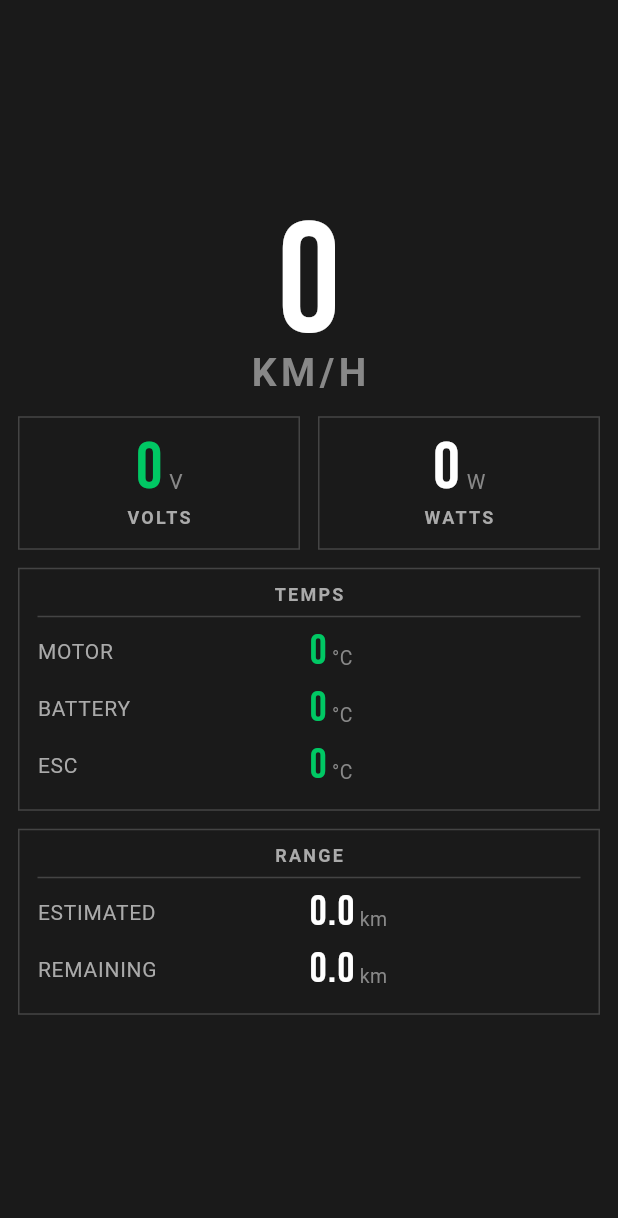
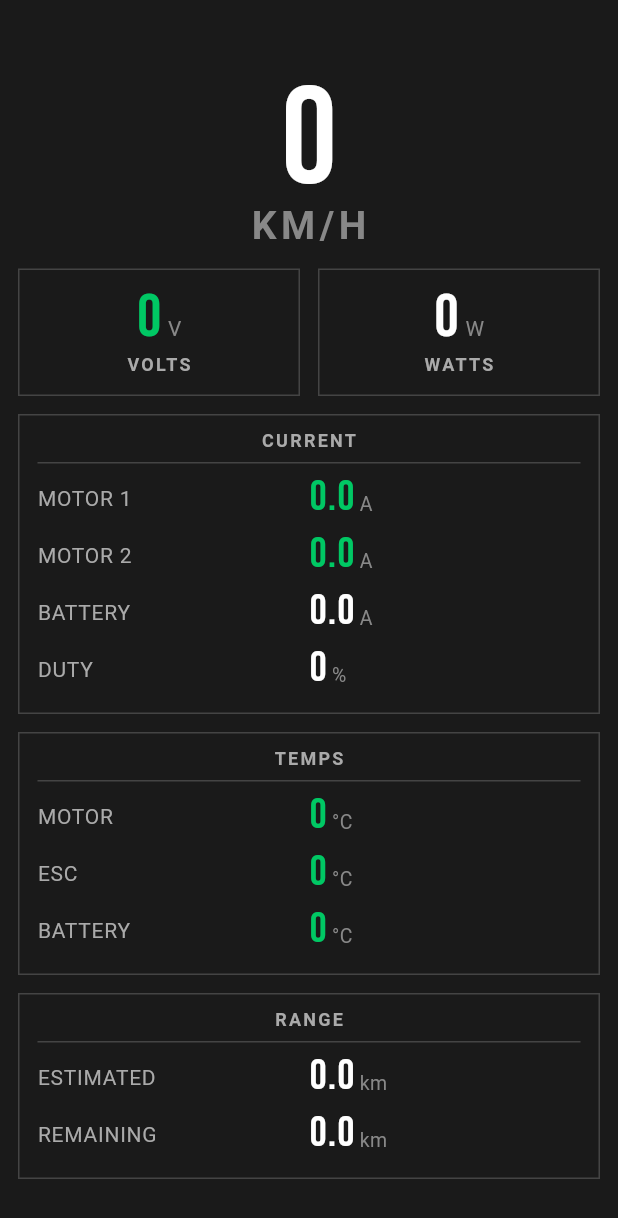
Before and after one commit to joenilan/esk8os_mobile, a Flutter app: the DashView widget shown alone on an empty page, opened directly with empty values, on a phone screen of 412 x 824 dp. Shown: the top 1218 px of the screen. Run offline on Flutter 3.47's test engine with Material 3 defaults, Android fonts, the phone set to English and light mode, and no system bars; our stand-ins replace fl_chart, flutter_blue_plus, flutter_compass, flutter_map, geolocator, google_fonts and 6 more; missing offline and left inert: file_selector, flutter_foreground_task, flutter_overlay_window; accounts and stored records are empty.

Commit message:
refactor(app): decouple nav + DASH = dense safety page + bigger HUD speed
Redesign step 1 (the app was mirroring 10 tiny board pages 1:1, leaving big
empty voids on the tall phone):

- Decouple navigation: app pages independently; stop firing PAGE_SET on every
  swipe (the board self-navigates with its LEFT button). PAGE_SET stays as a
  command for optional remote control.
- DASH is now the detailed "is my board safe?" page: speed + volts/watts, a
  CURRENT section with per-motor (M1/M2) + battery amps colour-coded toward the
  VESC motor-current limit, duty, temps, range. Dense — fills the screen.
- HUD speed given more room (tighter surrounding gaps) so it renders larger.
- PageChrome: top-pad so the floating page title clears top-of-page sections.

Page-count consolidation (fold POWER into DASH, merge MAP+TRIP, SYSTEM->DIAG)
is the next step. Verified DASH on-device via screenshot.

Co-Authored-By: Claude Opus 4.8 <noreply@anthropic.com>
Claude-Session: https://claude.ai/code/session_01SwSRZUHoiVFsKwn9iWAEKd

```diff
--- a/lib/views/dash_view.dart
+++ b/lib/views/dash_view.dart
@@ -3,8 +3,9 @@ import '../ble/esk8os_ble.dart';
 import '../widgets/esk8_theme.dart';
 import '../widgets/esk8_widgets.dart';
 
-/// DASH — mirrors the board's Dash page: TEMPS and RANGE as "fieldset" sections
-/// with label-left / value-right rows.
+/// DASH — the detailed "is my board safe?" page: live per-motor + battery current
+/// (so you can see you're under the configured motor limits), duty, voltage/watts,
+/// temps, and range. The denser companion to the glanceable HUD.
 class DashView extends StatelessWidget {
   final Telemetry? telemetry;
   final BoardSettings? settings;
@@ -14,6 +15,16 @@ class DashView extends StatelessWidget {
   static Color _temp(int c) {
     if (c >= 70) return Esk8Theme.danger;
     if (c >= 55) return Esk8Theme.yellow;
+    return Esk8Theme.green;
+  }
+
+  // Motor current vs the per-VESC limit (default 18 A): green safe, escalating to
+  // red as it approaches/exceeds. Uses abs() so braking (negative) colours too.
+  static Color _amp(double a, {double limit = 18}) {
+    final m = a.abs();
+    if (m >= limit) return Esk8Theme.danger;
+    if (m >= limit * 0.85) return Esk8Theme.orange;
+    if (m >= limit * 0.65) return Esk8Theme.yellow;
     return Esk8Theme.green;
   }
 
@@ -32,23 +43,33 @@ class DashView extends StatelessWidget {
         Column(
           mainAxisSize: MainAxisSize.min,
           children: [
-            SpeedHero(value: t.speed.toStringAsFixed(0), unit: speedUnit, maxSize: 104),
+            SpeedHero(value: t.speed.toStringAsFixed(0), unit: speedUnit, maxSize: 92),
             const SizedBox(height: 10),
             StatRow([
-              StatTile(label: 'Volts', value: t.volts.toStringAsFixed(0), unit: 'V', valueSize: 44, valueColor: Esk8Theme.green),
-              StatTile(label: 'Watts', value: '${t.watts}', unit: 'W', valueSize: 44, valueColor: Esk8Theme.wattsColor(t.watts)),
+              StatTile(label: 'Volts', value: t.volts.toStringAsFixed(0), unit: 'V', valueSize: 40, valueColor: Esk8Theme.green),
+              StatTile(label: 'Watts', value: '${t.watts}', unit: 'W', valueSize: 40, valueColor: Esk8Theme.wattsColor(t.watts)),
             ]),
+          ],
+        ),
+        // CURRENT — the safety read. Per-motor so each can be checked against the
+        // VESC's motor-current limit; battery amps + duty alongside.
+        FieldSection(
+          title: 'Current',
+          rows: [
+            FieldRow(label: 'Motor 1', value: t.masterMotorAmps.toStringAsFixed(1), unit: 'A', valueColor: _amp(t.masterMotorAmps)),
+            FieldRow(label: 'Motor 2', value: t.slaveMotorAmps.toStringAsFixed(1), unit: 'A', valueColor: _amp(t.slaveMotorAmps)),
+            FieldRow(label: 'Battery', value: t.batteryAmps.toStringAsFixed(1), unit: 'A'),
+            FieldRow(label: 'Duty', value: '${t.duty}', unit: '%', valueColor: Esk8Theme.dutyColor(t.duty)),
           ],
         ),
         FieldSection(
           title: 'Temps',
           rows: [
             FieldRow(label: 'Motor', value: '${t.motorTempC}', unit: '°C', valueColor: _temp(t.motorTempC)),
+            FieldRow(label: 'ESC', value: '${t.escTempC}', unit: '°C', valueColor: _temp(t.escTempC)),
             FieldRow(label: 'Battery', value: '${t.batteryTempC}', unit: '°C', valueColor: _temp(t.batteryTempC)),
-            FieldRow(label: 'ESC', value: '${t.escTempC}', unit: '°C', valueColor: _temp(t.escTempC)),
           ],
         ),
-        // Avg wh/dist (efficiency) lives on TRIP (deduped); keep Est/Remaining here.
         FieldSection(
           title: 'Range',
           rows: [
--- a/lib/widgets/esk8_widgets.dart
+++ b/lib/widgets/esk8_widgets.dart
@@ -383,9 +383,11 @@ class PageChrome extends StatelessWidget {
     ];
     return LayoutBuilder(
       builder: (context, c) => SingleChildScrollView(
-        padding: const EdgeInsets.fromLTRB(12, 8, 12, 8),
+        // Top pad clears the floating page-title that the dashboard draws over
+        // every page (otherwise it collides with a top-of-page section).
+        padding: const EdgeInsets.fromLTRB(12, 30, 12, 10),
         child: ConstrainedBox(
-          constraints: BoxConstraints(minHeight: c.maxHeight - 16),
+          constraints: BoxConstraints(minHeight: c.maxHeight - 40),
           child: Column(
             mainAxisAlignment: MainAxisAlignment.center,
             crossAxisAlignment: CrossAxisAlignment.stretch,
```
Also changed, not shown: lib/main.dart (+3 -5 lines), lib/views/hud_view.dart (+8 -7 lines).
